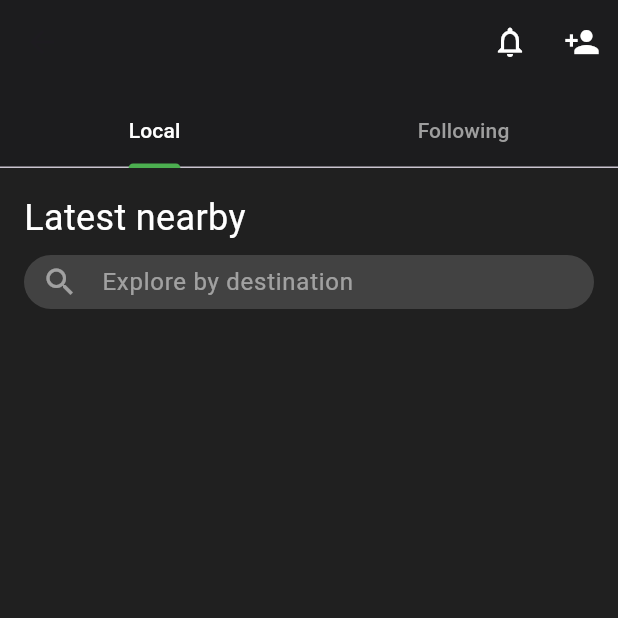
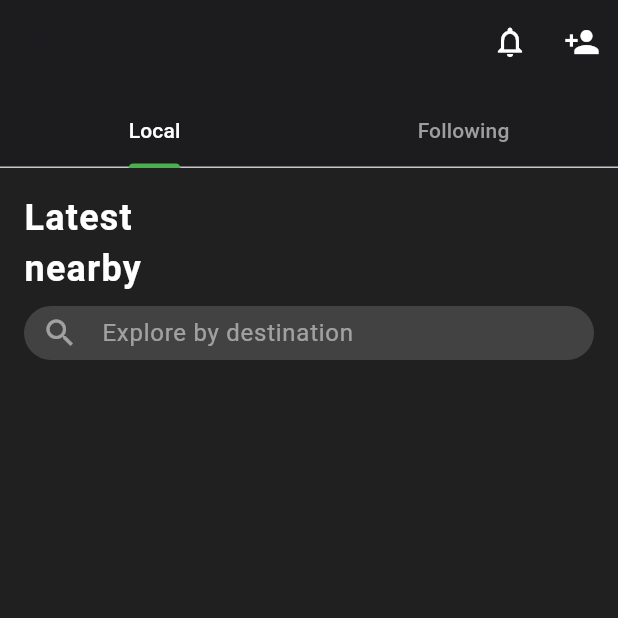
Before and after one commit to Ren-Kitahack-2023/Ren-App, a Flutter app: the CommunityPage screen opened directly, on a phone screen of 412 x 824 dp, the top half of it. Run offline on Flutter 3.47's test engine with Material 3 defaults, Android fonts, the phone set to English and light mode, and no system bars; our stand-ins replace firebase_auth, firebase_core, google_fonts, google_sign_in; accounts and stored records are empty; network calls fail.

Commit message:
fix latest nearby line

```diff
--- a/ren/lib/pages/logged_in_pages/community_page.dart
+++ b/ren/lib/pages/logged_in_pages/community_page.dart
@@ -42,13 +42,18 @@ class CommunityPage extends StatelessWidget {
         body: Column(
           crossAxisAlignment: CrossAxisAlignment.start,
           children: [
-            Padding(
-              padding: EdgeInsets.fromLTRB(16, 16, 16, 8),
-              child: Text(
-                'Latest nearby',
-                style: TextStyle(color: Colors.white, fontSize: 24), // Styling for the 'Latest nearby' text
+          Padding(
+            padding: EdgeInsets.fromLTRB(16, 16, 16, 8),
+            child: Text(
+              'Latest\nnearby',
+              style: TextStyle(
+                color: Colors.white,
+                fontSize: 24,
+                fontWeight: FontWeight.bold, // Adjust weight as necessary
+                letterSpacing: 0.8, // Adjust letter spacing as necessary
               ),
             ),
+          ),
             Padding(
               padding: EdgeInsets.fromLTRB(16, 0, 16, 8),
               child: buildSearchBar(),
```
